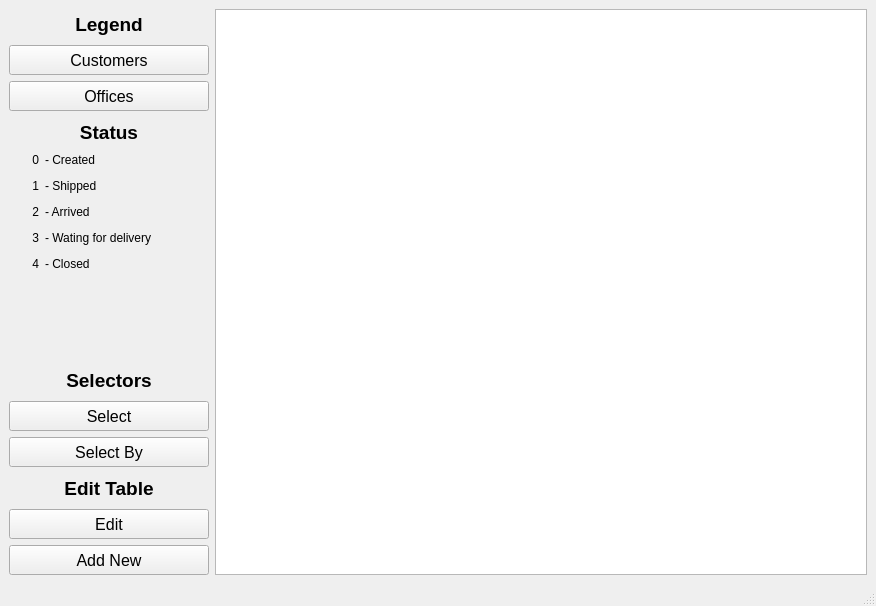
FreeLike76/PostServiceSQL, file mainwindow.ui: the form before one commit.
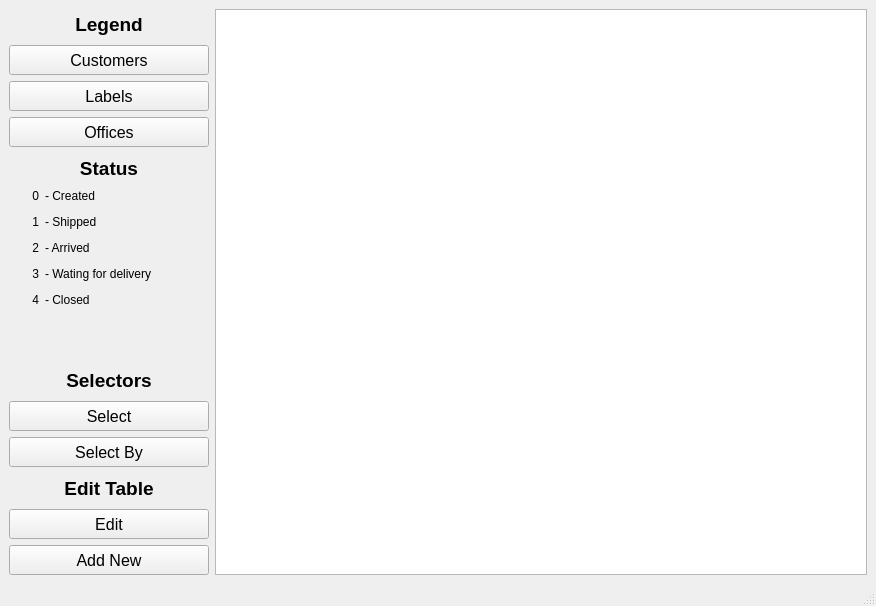
The form after the commit.

Diff of the .ui file:
```diff
--- a/mainwindow.ui
+++ b/mainwindow.ui
@@ -78,6 +78,31 @@
         </property>
        </widget>
       </item>
+      <item>
+       <widget class="QPushButton" name="buttonLabels">
+        <property name="minimumSize">
+         <size>
+          <width>200</width>
+          <height>30</height>
+         </size>
+        </property>
+        <property name="maximumSize">
+         <size>
+          <width>200</width>
+          <height>30</height>
+         </size>
+        </property>
+        <property name="font">
+         <font>
+          <family>Arial</family>
+          <pointsize>12</pointsize>
+         </font>
+        </property>
+        <property name="text">
+         <string>Labels</string>
+        </property>
+       </widget>
+      </item>
       <item>
        <widget class="QPushButton" name="buttonOffices">
         <property name="minimumSize">
```
